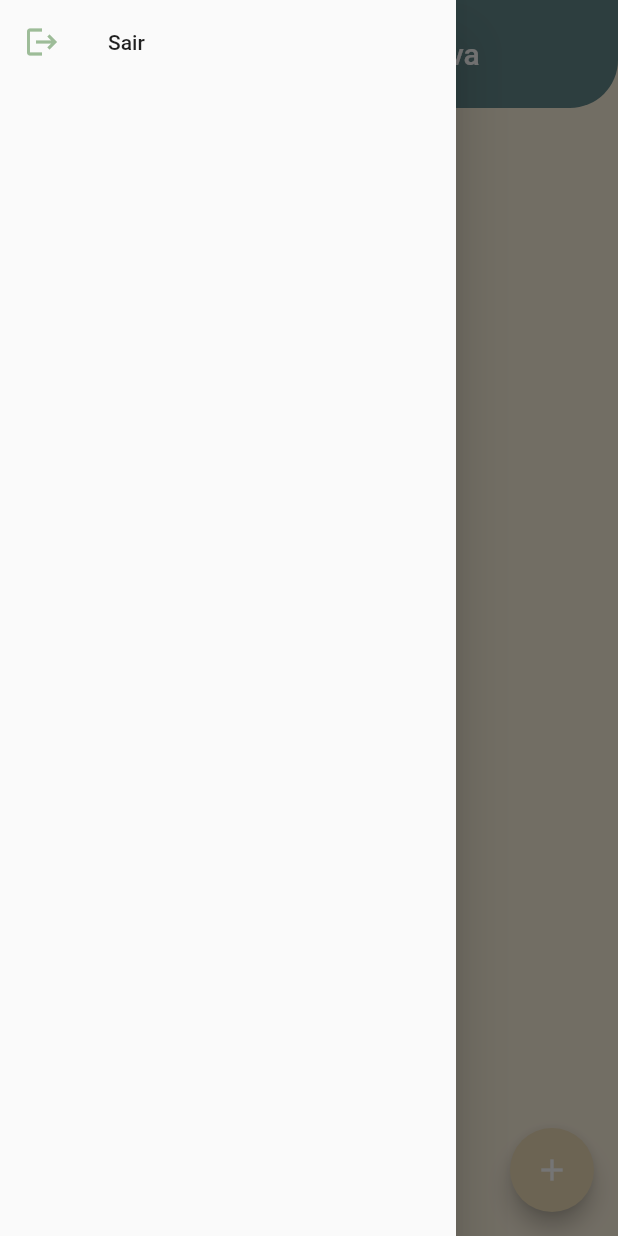
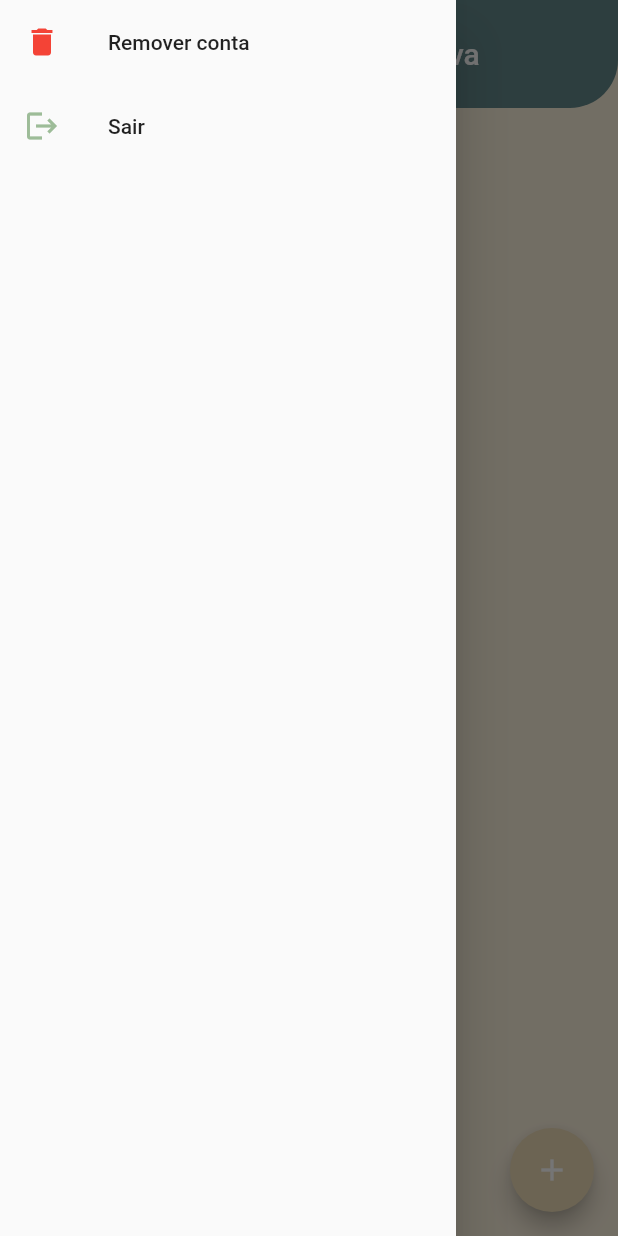
Before and after one commit to LuizRoberto18/shopping_list_colaborative, a Flutter app: the screen it shows once a user with an empty profile is signed in, with the side drawer open, on a phone screen of 412 x 824 dp. Run offline on Flutter 3.47's test engine with Material 3 defaults, Android fonts, the light colour scheme and no system bars; our stand-ins replace cloud_firestore, firebase_auth, firebase_core, get; missing offline and left inert: dart:ffi, firebase_app_check; accounts and stored records are empty; network calls fail.

Commit message:
adicionando função para deletar conta do usuario com dialog de confirmação de senha pra autenticar

```diff
--- a/lib/authentication/screens/auth_screen.dart
+++ b/lib/authentication/screens/auth_screen.dart
@@ -141,9 +141,7 @@ class _AuthScreenState extends State<AuthScreen> {
                     const SizedBox(height: 16),
                     Obx(
                       () => GetControll.isLoading.value
-                          ? CircularProgressIndicator(
-                              color: MyColors.navy,
-                            )
+                          ? CircularProgressIndicator(color: MyColors.navy)
                           : ElevatedButton(
                               onPressed: () {
                                 botaoEnviarClicado();
@@ -192,6 +190,7 @@ class _AuthScreenState extends State<AuthScreen> {
   _entrarUsuario({required String email, required String senha}) {
     _authService.entrarUsuario(email: email, senha: senha).then((String? erro) {
       if (erro != null) {
+        GetControll.isLoading.value = false;
         showSnackBar(context: context, msg: erro);
       }
     });
@@ -206,6 +205,7 @@ class _AuthScreenState extends State<AuthScreen> {
     )
         .then((String? erro) {
       if (erro != null) {
+        GetControll.isLoading.value = false;
         showSnackBar(context: context, msg: erro);
       }
     });
--- a/lib/firestore/pesentation/home_screen.dart
+++ b/lib/firestore/pesentation/home_screen.dart
@@ -1,9 +1,11 @@
 import 'dart:async';
 
 import 'package:cloud_firestore/cloud_firestore.dart';
+import 'package:firebase_auth/firebase_auth.dart';
 import 'package:flutter/material.dart';
 import 'package:get/get.dart';
 import 'package:intl/intl.dart';
+import 'package:shopping_list_collaborative/authentication/component/show_senha_confirmacao_senha.dart';
 import 'package:shopping_list_collaborative/authentication/screens/auth_screen.dart';
 import 'package:shopping_list_collaborative/authentication/services/auth_service.dart';
 import 'package:shopping_list_collaborative/firestore/firestore_analytics.dart';
@@ -22,6 +24,7 @@ class HomeScreen extends StatefulWidget {
 class _HomeScreenState extends State<HomeScreen> {
   List<Listin> listListins = [];
   FirebaseFirestore firestore = FirebaseFirestore.instance;
+  final FirebaseAuth _firebaseAuth = FirebaseAuth.instance;
   FirestoreAnalytics analytics = FirestoreAnalytics();
   late StreamSubscription _listener;
   Rx<bool> isLoading = false.obs;
@@ -47,12 +50,22 @@ class _HomeScreenState extends State<HomeScreen> {
         child: ListView(
           children: [
             ListTile(
+              leading: const Icon(
+                Icons.delete,
+                color: Colors.red,
+              ),
+              title: const Text("Remover conta"),
+              onTap: () {
+                showSenhaConfirmacaoDialog(email: _firebaseAuth.currentUser!.email!);
+              },
+            ),
+            ListTile(
               leading: const Icon(Icons.logout),
               title: const Text("Sair"),
               onTap: () {
                 AuthService().deslogar();
               },
-            )
+            ),
           ],
         ),
       ),
```
Also changed, not shown: lib/authentication/component/show_senha_confirmacao_senha.dart (added, +44 -0 lines), lib/authentication/services/auth_service.dart (+18 -4 lines).
